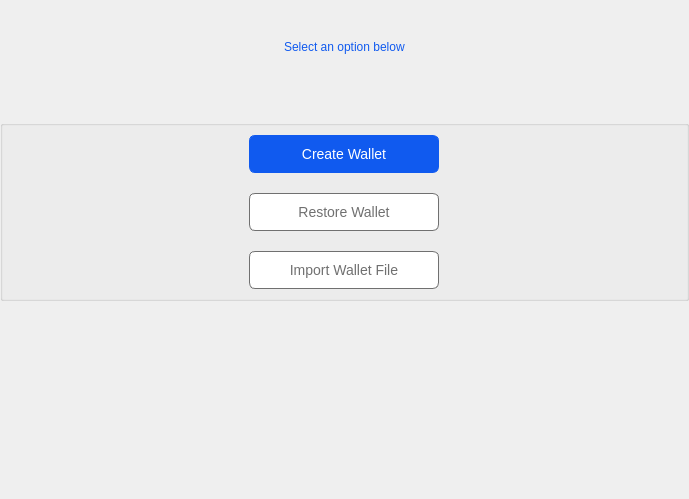
Before: the Qt Designer form src/qt/veil/forms/tutorialcreatewalletwidget.ui in Veil-Project/veil, drawn with Qt 5.
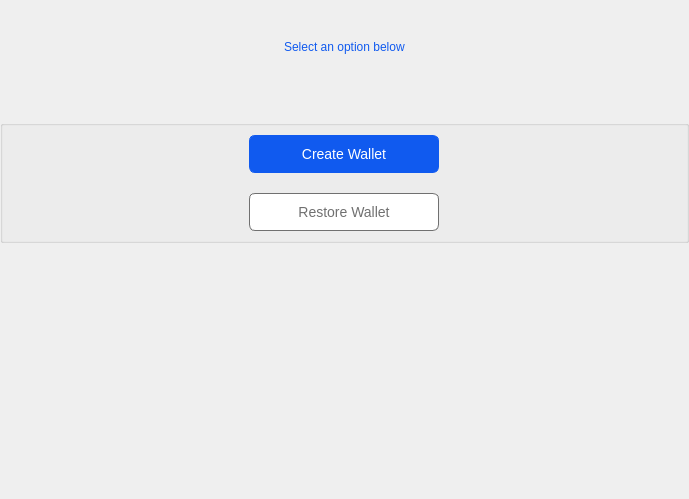
After: the same form once the commit is applied.

```diff
--- a/src/qt/veil/forms/tutorialcreatewalletwidget.ui
+++ b/src/qt/veil/forms/tutorialcreatewalletwidget.ui
@@ -211,62 +211,6 @@
         </property>
        </widget>
       </item>
-      <item alignment="Qt::AlignHCenter">
-       <widget class="QPushButton" name="btnImport">
-        <property name="minimumSize">
-         <size>
-          <width>190</width>
-          <height>0</height>
-         </size>
-        </property>
-        <property name="maximumSize">
-         <size>
-          <width>190</width>
-          <height>16777215</height>
-         </size>
-        </property>
-        <property name="styleSheet">
-         <string notr="true">QPushButton {
-    border-radius: 6px;
-    border:  1px solid #707070;
-    background-color:#ffffff;
-    color: #707070;
-    font-size: 14px;
-    padding:10;
-    text-align:center !important;
-}
-
-QPushButton:checked {
-    border:  1px solid #105aef;
-    background-color:#105aef;
-    color: #FFFFFF;
-}
-
-QPushButton:hover {
-    border:  1px solid #bababa;
-    background-color:#bababa;
-    color: #FFFFFF;
-}
-
-QPushButton:unchecked {
-    border:  1px solid #707070;
-    background-color:#ffffff;
-    color: #707070;
-}
-
-</string>
-        </property>
-        <property name="text">
-         <string>Import Wallet File</string>
-        </property>
-        <property name="checkable">
-         <bool>true</bool>
-        </property>
-        <property name="autoExclusive">
-         <bool>true</bool>
-        </property>
-       </widget>
-      </item>
      </layout>
     </widget>
    </item>
```
